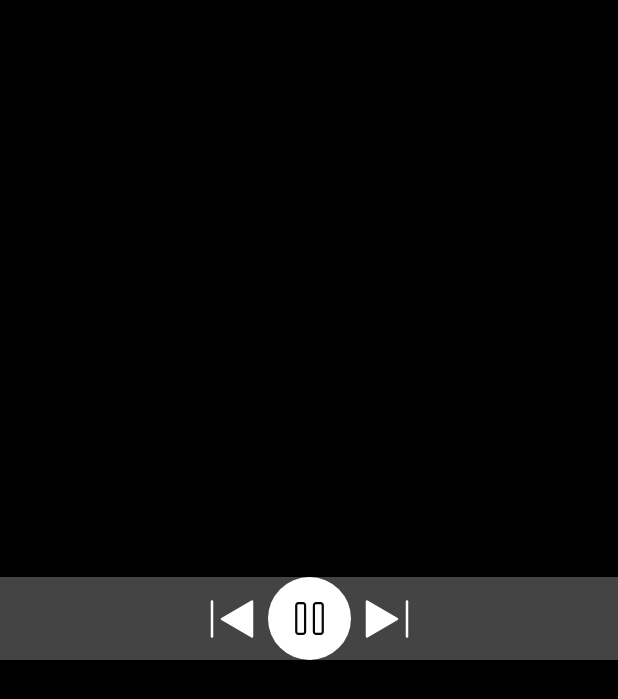
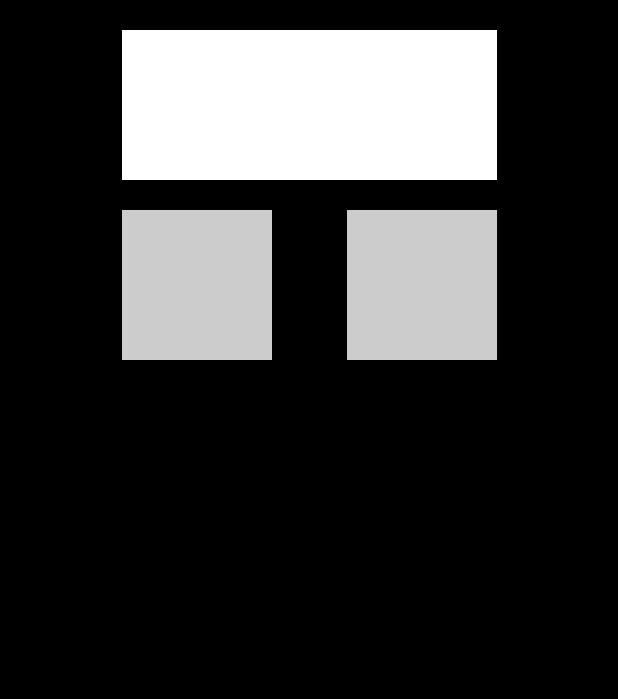
Before and after one commit to sakethpathike/ConstraintLayoutExample, an Android app built with Jetpack Compose: the screen it shows after launch (MainActivity), on a phone screen of 412 x 824 dp. Shown: the top 699 px of the screen. Run offline under Robolectric (Android 15) with nearby library versions, the phone set to English and light mode, and no system bars; our stand-ins replace constraintlayout-compose.

Commit message:
Update MainActivity.kt

```diff
--- a/app/src/main/java/com/sakethh/blog_samples/MainActivity.kt
+++ b/app/src/main/java/com/sakethh/blog_samples/MainActivity.kt
@@ -25,7 +25,7 @@ class MainActivity : ComponentActivity() {
         super.onCreate(savedInstanceState)
         setContent {
             MaterialTheme {
-                BoxWithConstraintLayoutExample()
+                ConstraintLayoutExample()
             }
         }
     }
@@ -35,7 +35,7 @@ class MainActivity : ComponentActivity() {
 @Composable
 fun DefaultPreview() {
     MaterialTheme {
-        BoxWithConstraintLayoutExample()
+        ConstraintLayoutExample()
     }
 }
 
@@ -88,70 +88,3 @@ fun ConstraintLayoutExample() {
         )
     }
 }
-
-@Composable
-fun BoxWithConstraintLayoutExample() {
-    val constraintSet = ConstraintSet {
-        val pauseButton = createRefFor("pauseButton")
-        val previousTrackButton = createRefFor("previousTrackButton")
-        val nextTrackButton = createRefFor("nextTrackButton")
-        constrain(pauseButton) {
-            top.linkTo(parent.top)  // for this particular example "parent" is "BoxWithConstraints"
-            start.linkTo(parent.start)  // for this particular example "parent" is "BoxWithConstraints"
-            end.linkTo(parent.end)  // for this particular example "parent" is "BoxWithConstraints"
-            bottom.linkTo(parent.bottom)  // for this particular example "parent" is "BoxWithConstraints"
-        }
-        constrain(previousTrackButton) {
-            top.linkTo(pauseButton.top)
-            end.linkTo(pauseButton.start)
-            bottom.linkTo(pauseButton.bottom)
-        }
-        constrain(nextTrackButton) {
-            top.linkTo(pauseButton.top)
-            start.linkTo(pauseButton.end)
-            bottom.linkTo(pauseButton.bottom)
-        }
-    }
-    BoxWithConstraints(  //   0 . "BoxWithConstraints"
-        modifier = Modifier
-            .fillMaxSize()
-            .background(Color.Black)
-    ) {
-        ConstraintLayout( //   1 . "BoxWithConstraints" which contains "ConstraintLayout" stuff!
-            constraintSet = constraintSet, modifier = Modifier
-                .fillMaxWidth()
-                .wrapContentHeight()
-                .background(Color.DarkGray)
-                .align(Alignment.Center)
-        ) {
-            IconButton(
-                modifier = Modifier
-                    .layoutId("pauseButton")  // layoutID
-                    .background(color = Color.White, shape = CircleShape)
-                    .size(55.dp), onClick = {}) {
-                Image(
-                    painter = painterResource(id = R.drawable.pause_icon_current_music_screen),
-                    contentDescription = "",
-                    modifier = Modifier.size(35.dp)
-                )
-            }
-            IconButton(
-                modifier = Modifier.layoutId("previousTrackButton")  // layoutID
-                , onClick = {}) {
-                Image(
-                    painter = painterResource(id = R.drawable.previoustrack),
-                    contentDescription = "",
-                    modifier = Modifier.size(40.dp)
-                )
-            }
-            IconButton(modifier = Modifier.layoutId("nextTrackButton"),   // layoutID
-                onClick = {}) {
-                Image(
-                    painter = painterResource(id = R.drawable.nexttrack),
-                    contentDescription = "",
-                    modifier = Modifier.size(40.dp)
-                )
-            }
-        }
-    }
-}
```
